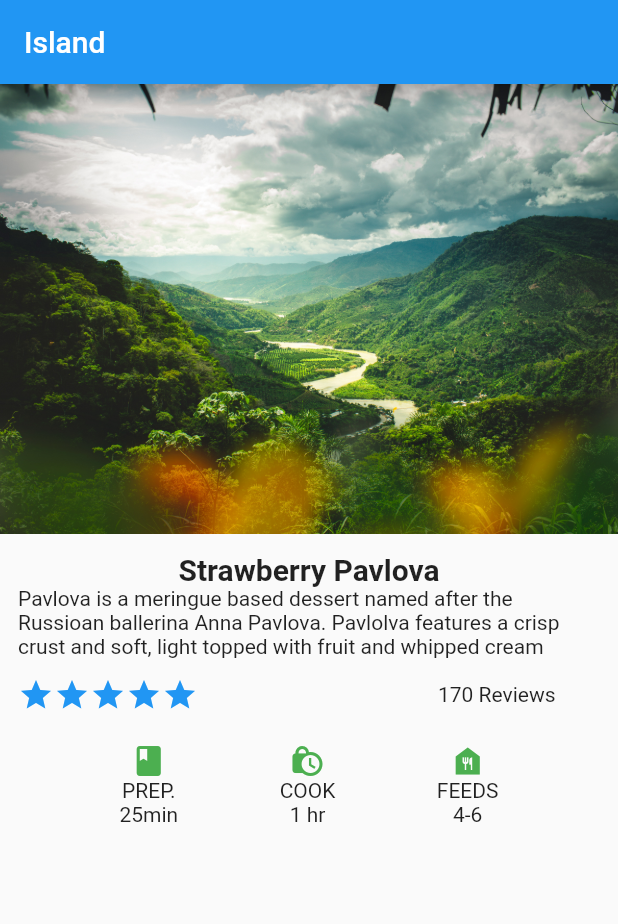
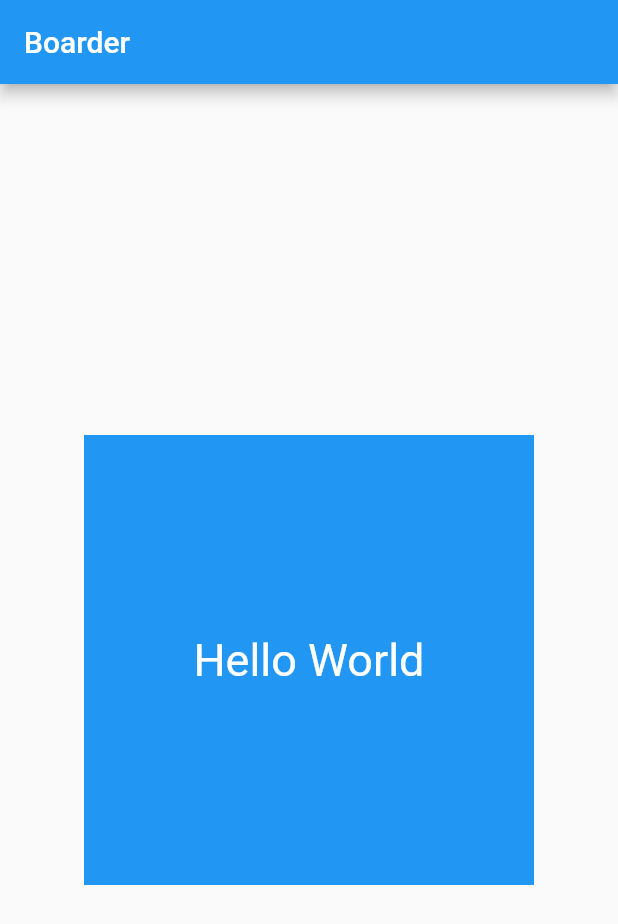
Before and after one commit to Tosin8/flutter_daily, a Flutter app: the screen it shows after launch, on a phone screen of 412 x 824 dp. Shown: the top 924 px of the screen. Run offline on Flutter 3.47's test engine with Material 2 defaults, Android fonts, the phone set to English and light mode, and no system bars.

Commit message:
Updating with Border Shape tutorial

```diff
--- a/lib/main.dart
+++ b/lib/main.dart
@@ -24,96 +24,19 @@ class MyWidget extends StatelessWidget {
   @override
   Widget build(BuildContext context) {
     return Scaffold(
-        appBar: AppBar(
-          title: const Text(
-            'Island',
-          ),
+      appBar: AppBar(title: const Text('Boarder')),
+      body: Center(
+        child: Container(
+          decoration: const BoxDecoration(color: Colors.blue, border: Border()),
+          height: 300,
+          width: 300,
+          child: const Center(
+              child: Text(
+            'Hello World',
+            style: TextStyle(color: Colors.white, fontSize: 30),
+          )),
         ),
-        body: ListView(
-          children: [
-            Image.asset(
-              'assets/images/pics.jpg',
-              height: 300,
-              width: 240,
-              fit: BoxFit.cover,
-            ),
-            // ignore: avoid_unnecessary_containers
-            Container(
-              padding: const EdgeInsets.all(12),
-              child: Column(
-                crossAxisAlignment: CrossAxisAlignment.start,
-                children: [
-                  const Center(
-                    child: Text(
-                      'Strawberry Pavlova',
-                      style:
-                          TextStyle(fontWeight: FontWeight.bold, fontSize: 20),
-                    ),
-                  ),
-                  const Text(
-                    'Pavlova is a meringue based dessert named after the Russioan ballerina Anna Pavlova. Pavlolva features a crisp crust and soft, light topped with fruit and whipped cream',
-                    style: TextStyle(fontSize: 14),
-                  ),
-                  const SizedBox(height: 12),
-                  const Row(
-                    mainAxisSize: MainAxisSize.min,
-                    children: [
-                      Icon(Icons.star, color: Colors.blue),
-                      Icon(Icons.star, color: Colors.blue),
-                      Icon(Icons.star, color: Colors.blue),
-                      Icon(Icons.star, color: Colors.blue),
-                      Icon(Icons.star, color: Colors.blue),
-                      SizedBox(width: 160),
-                      Expanded(child: Text('170 Reviews'))
-                    ],
-                  ),
-                  const SizedBox(height: 20),
-                  Center(
-                      // ignore: avoid_unnecessary_containers
-                      child: Icon_Click),
-                ],
-              ),
-            )
-          ],
-        ));
+      ),
+    );
   }
 }
-
-// ignore: avoid_unnecessary_containers, non_constant_identifier_names
-final Icon_Click = Container(
-    child: const Row(
-  mainAxisAlignment: MainAxisAlignment.spaceEvenly,
-  crossAxisAlignment: CrossAxisAlignment.center,
-  children: [
-    Column(
-      children: [
-        Icon(
-          Icons.book,
-          color: Colors.green,
-        ),
-        Text('PREP.'),
-        Text('25min'),
-      ],
-    ),
-    Column(
-      children: [
-        Icon(
-          Icons.lock_clock,
-          color: Colors.green,
-        ),
-        Text('COOK'),
-        Text('1 hr'),
-      ],
-    ),
-    Column(
-      children: [
-        Icon(
-          Icons.food_bank,
-          color: Colors.green,
-        ),
-        Text('FEEDS'),
-        Text('4-6'),
-      ],
-    ),
-  ],
-));
```
